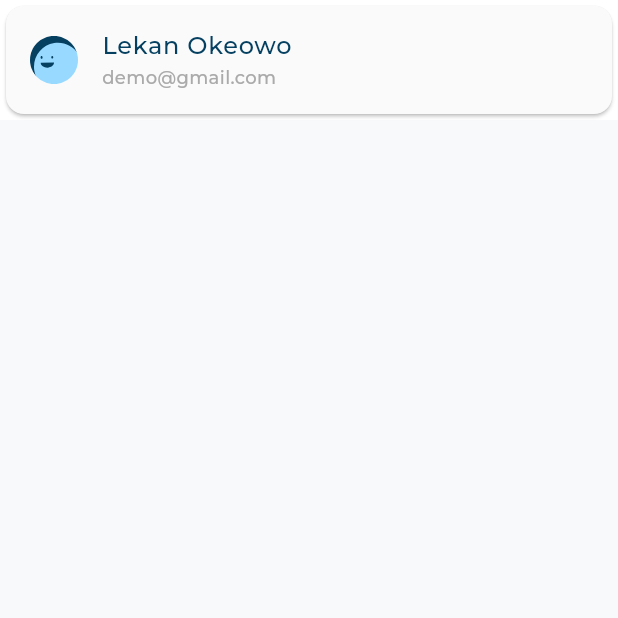
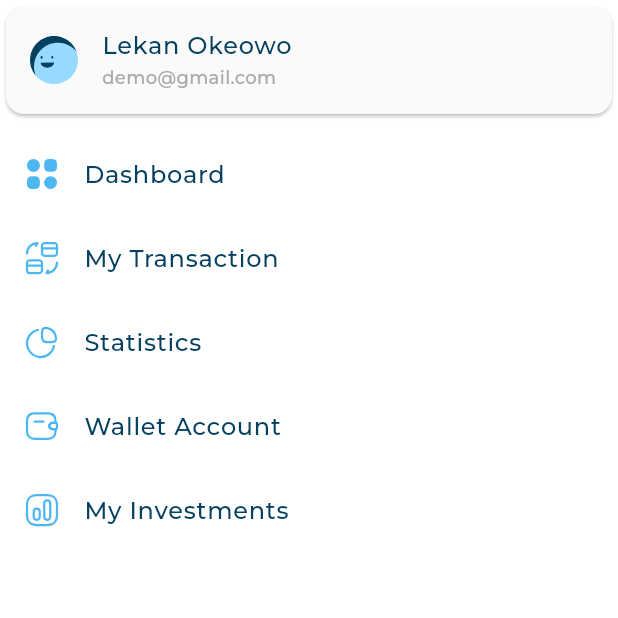
Before and after one commit to x00Adham/adaptive_dashboard, a Flutter app: the DesktopLayout screen opened directly, on a phone screen of 412 x 824 dp, the top half of it. Run offline on Flutter 3.47's test engine with Material 3 defaults, Android fonts, the phone set to English and light mode, and no system bars; our stand-ins replace flutter_svg; project files that could hold a hidden picture were left out.

Commit message:
Refactor CustomDrawer to use a Column layout and integrate ListviewDrawerItem for improved structure

```diff
--- /dev/null
+++ b/lib/model/drawer_item_model.dart
@@ -0,0 +1,5 @@
+class DrawerItemModel {
+  final String image, title;
+
+  DrawerItemModel({required this.image, required this.title});
+}
--- a/lib/widget/custom_drawer.dart
+++ b/lib/widget/custom_drawer.dart
@@ -1,4 +1,5 @@
 import 'package:adaptive_dashboard/utils/app_images.dart';
+import 'package:adaptive_dashboard/widget/listview_drawer_item.dart';
 import 'package:adaptive_dashboard/widget/user_info_list_tile.dart';
 import 'package:flutter/material.dart';
 
@@ -9,15 +10,15 @@ class CustomDrawer extends StatelessWidget {
   Widget build(BuildContext context) {
     return Container(
       color: Colors.white,
-      child: Row(
+      child: Column(
         children: [
-          Expanded(
-            child: const UserInfoListTile(
-              name: 'Lekan Okeowo',
-              email: 'demo@gmail.com',
-              avatar: Assets.assetsImagesAvatar3,
-            ),
+          const UserInfoListTile(
+            name: 'Lekan Okeowo',
+            email: 'demo@gmail.com',
+            avatar: Assets.assetsImagesAvatar3,
           ),
+          SizedBox(height: 8),
+          ListviewDrawerItem(),
         ],
       ),
     );
--- /dev/null
+++ b/lib/widget/drawer_item_widget.dart
@@ -0,0 +1,17 @@
+import 'package:adaptive_dashboard/model/drawer_item_model.dart';
+import 'package:adaptive_dashboard/utils/app_styles.dart';
+import 'package:flutter/material.dart';
+import 'package:flutter_svg/svg.dart';
+
+class DrawerItemWidget extends StatelessWidget {
+  const DrawerItemWidget({super.key, required this.drawerItemModel});
+  final DrawerItemModel drawerItemModel;
+
+  @override
+  Widget build(BuildContext context) {
+    return  ListTile(
+      leading: SvgPicture.asset(drawerItemModel.image),
+      title:Text(drawerItemModel.title,style: AppStyles.styleRegular16(),) ,
+    );
+  }
+}
--- /dev/null
+++ b/lib/widget/listview_drawer_item.dart
@@ -0,0 +1,39 @@
+import 'package:adaptive_dashboard/model/drawer_item_model.dart';
+import 'package:adaptive_dashboard/utils/app_images.dart';
+import 'package:adaptive_dashboard/widget/drawer_item_widget.dart';
+import 'package:flutter/material.dart';
+
+class ListviewDrawerItem extends StatelessWidget {
+  const ListviewDrawerItem({super.key});
+
+  static final List<DrawerItemModel> drawerItems = [
+    DrawerItemModel(image: Assets.assetsImagesDashboard, title: "Dashboard"),
+    DrawerItemModel(
+      image: Assets.assetsImagesMyTransctions,
+      title: "My Transaction",
+    ),
+    DrawerItemModel(image: Assets.assetsImagesStatistics, title: "Statistics"),
+    DrawerItemModel(
+      image: Assets.assetsImagesWalletAccount,
+      title: "Wallet Account",
+    ),
+    DrawerItemModel(
+      image: Assets.assetsImagesMyInvestments,
+      title: "My Investments",
+    ),
+  ];
+
+  @override
+  Widget build(BuildContext context) {
+    return Expanded(
+      child: ListView.builder(
+        shrinkWrap: true,
+        physics: NeverScrollableScrollPhysics(),
+        itemCount: drawerItems.length,
+        itemBuilder: (context, index) {
+          return DrawerItemWidget(drawerItemModel: drawerItems[index]);
+        },
+      ),
+    );
+  }
+}
```
